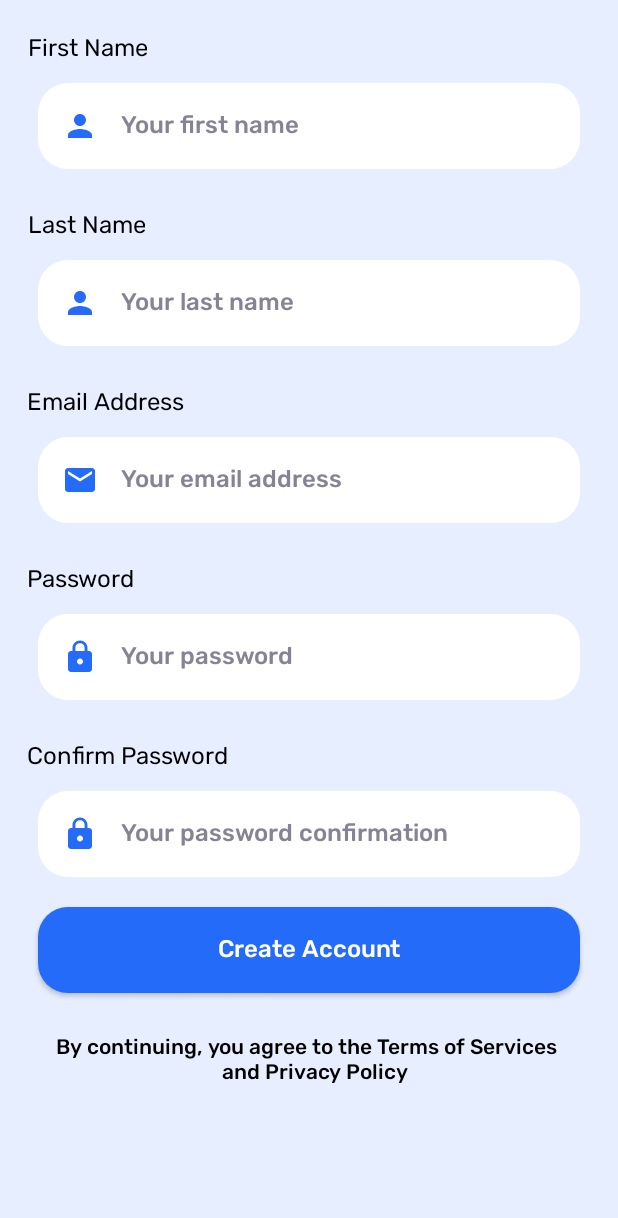
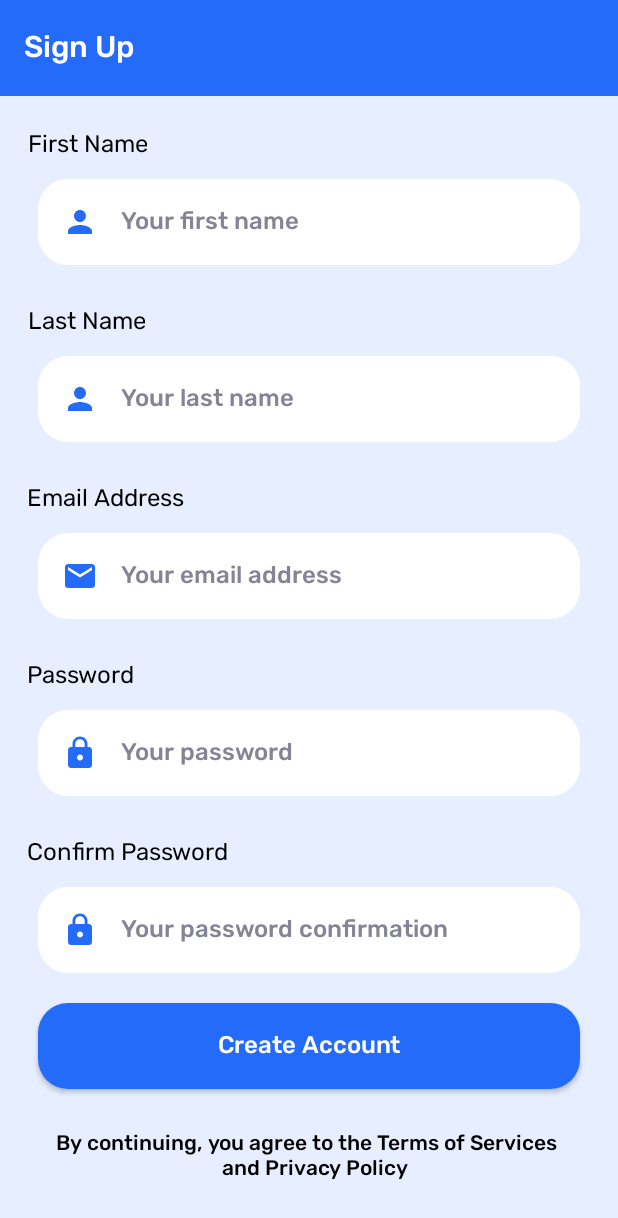
Before and after one commit to the-mr17/VidConnect, an Android app: the SignUpFragment screen opened through its navigation route, on a phone screen of 412 x 824 dp. Shown: the top 1218 px of the screen. Run offline under Robolectric (Android 15) with nearby library versions, the phone set to English and light mode, and no system bars; our stand-ins replace navigation-ui.

Commit message:
Implements toolbar

```diff
--- a/app/src/main/java/com/mr_17/vidconnect/MainActivity.kt
+++ b/app/src/main/java/com/mr_17/vidconnect/MainActivity.kt
@@ -3,6 +3,7 @@ package com.mr_17.vidconnect
 import androidx.appcompat.app.AppCompatActivity
 import android.os.Bundle
 import androidx.navigation.fragment.NavHostFragment
+import androidx.navigation.ui.setupActionBarWithNavController
 import com.mr_17.vidconnect.databinding.ActivityMainBinding
 
 class MainActivity : AppCompatActivity() {
@@ -10,9 +11,18 @@ class MainActivity : AppCompatActivity() {
 
     override fun onCreate(savedInstanceState: Bundle?) {
         super.onCreate(savedInstanceState)
-        setContentView(R.layout.activity_main)
+        binding = ActivityMainBinding.inflate(layoutInflater)
+        setContentView(binding.root)
+
+        setSupportActionBar(binding.toolbar.root)
+        supportActionBar?.title = ""
 
         val navHostFragment = supportFragmentManager.findFragmentById(R.id.nav_host_fragment) as NavHostFragment
         val navController = navHostFragment.navController
+
+    }
+
+    fun setToolbarTitle(title: String) {
+        binding.toolbar.tvTitle.text = title
     }
 }
--- a/app/src/main/java/com/mr_17/vidconnect/ui/auth/fragments/SignUpFragment.kt
+++ b/app/src/main/java/com/mr_17/vidconnect/ui/auth/fragments/SignUpFragment.kt
@@ -5,56 +5,17 @@ import androidx.fragment.app.Fragment
 import android.view.LayoutInflater
 import android.view.View
 import android.view.ViewGroup
+import com.mr_17.vidconnect.MainActivity
 import com.mr_17.vidconnect.R
+import com.mr_17.vidconnect.databinding.FragmentSignUpBinding
 
-// TODO: Rename parameter arguments, choose names that match
-// the fragment initialization parameters, e.g. ARG_ITEM_NUMBER
-private const val ARG_PARAM1 = "param1"
-private const val ARG_PARAM2 = "param2"
+class SignUpFragment : Fragment(R.layout.fragment_sign_up) {
+    private lateinit var binding: FragmentSignUpBinding
 
-/**
- * A simple [Fragment] subclass.
- * Use the [SignUpFragment.newInstance] factory method to
- * create an instance of this fragment.
- */
-class SignUpFragment : Fragment() {
-    // TODO: Rename and change types of parameters
-    private var param1: String? = null
-    private var param2: String? = null
+    override fun onViewCreated(view: View, savedInstanceState: Bundle?) {
+        super.onViewCreated(view, savedInstanceState)
+        binding = FragmentSignUpBinding.bind(view)
 
-    override fun onCreate(savedInstanceState: Bundle?) {
-        super.onCreate(savedInstanceState)
-        arguments?.let {
-            param1 = it.getString(ARG_PARAM1)
-            param2 = it.getString(ARG_PARAM2)
-        }
-    }
-
-    override fun onCreateView(
-        inflater: LayoutInflater, container: ViewGroup?,
-        savedInstanceState: Bundle?
-    ): View? {
-        // Inflate the layout for this fragment
-        return inflater.inflate(R.layout.fragment_sign_up, container, false)
-    }
-
-    companion object {
-        /**
-         * Use this factory method to create a new instance of
-         * this fragment using the provided parameters.
-         *
-         * @param param1 Parameter 1.
-         * @param param2 Parameter 2.
-         * @return A new instance of fragment SignUpFragment.
-         */
-        // TODO: Rename and change types and number of parameters
-        @JvmStatic
-        fun newInstance(param1: String, param2: String) =
-            SignUpFragment().apply {
-                arguments = Bundle().apply {
-                    putString(ARG_PARAM1, param1)
-                    putString(ARG_PARAM2, param2)
-                }
-            }
+        (activity as MainActivity).setToolbarTitle("Sign Up")
     }
 }
--- a/app/src/main/java/com/mr_17/vidconnect/ui/auth/fragments/WelcomeFragment.kt
+++ b/app/src/main/java/com/mr_17/vidconnect/ui/auth/fragments/WelcomeFragment.kt
@@ -6,6 +6,7 @@ import android.view.LayoutInflater
 import android.view.View
 import android.view.ViewGroup
 import androidx.navigation.fragment.findNavController
+import com.mr_17.vidconnect.MainActivity
 import com.mr_17.vidconnect.R
 import com.mr_17.vidconnect.databinding.FragmentWelcomeBinding
 
@@ -15,6 +16,8 @@ class WelcomeFragment : Fragment(R.layout.fragment_welcome) {
     override fun onViewCreated(view: View, savedInstanceState: Bundle?) {
         super.onViewCreated(view, savedInstanceState)
         binding = FragmentWelcomeBinding.bind(view)
+
+        (activity as MainActivity).setToolbarTitle("Welcome")
 
         binding.apply {
             btnLogin.setOnClickListener {
--- a/app/src/main/res/layout/activity_main.xml
+++ b/app/src/main/res/layout/activity_main.xml
@@ -5,6 +5,13 @@
     android:layout_width="match_parent"
     android:layout_height="match_parent"
     tools:context=".MainActivity">
+
+    <include
+        android:id="@+id/toolbar"
+        layout="@layout/toolbar"
+        app:layout_constraintStart_toStartOf="parent"
+        app:layout_constraintTop_toTopOf="parent"
+        app:layout_constraintEnd_toEndOf="parent"/>
 
     <androidx.fragment.app.FragmentContainerView
         android:id="@+id/nav_host_fragment"
@@ -15,7 +22,7 @@
         app:layout_constraintBottom_toBottomOf="parent"
         app:layout_constraintLeft_toLeftOf="parent"
         app:layout_constraintRight_toRightOf="parent"
-        app:layout_constraintTop_toTopOf="parent"
+        app:layout_constraintTop_toBottomOf="@id/toolbar"
         app:navGraph="@navigation/nav_graph" />
 
 </androidx.constraintlayout.widget.ConstraintLayout>
--- /dev/null
+++ b/app/src/main/res/layout/toolbar.xml
@@ -0,0 +1,16 @@
+<?xml version="1.0" encoding="utf-8"?>
+<androidx.appcompat.widget.Toolbar xmlns:android="http://schemas.android.com/apk/res/android"
+    android:layout_width="match_parent"
+    android:layout_height="wrap_content"
+    android:background="@color/toolbar_color">
+
+    <TextView
+        android:id="@+id/tv_title"
+        android:layout_width="wrap_content"
+        android:layout_height="wrap_content"
+        android:fontFamily="@font/rubik_medium"
+        android:text="@string/app_name"
+        android:textColor="@color/white"
+        android:textSize="20sp" />
+
+</androidx.appcompat.widget.Toolbar>
--- a/app/src/main/res/values-night/colors.xml
+++ b/app/src/main/res/values-night/colors.xml
@@ -6,4 +6,5 @@
     <color name="et_hint_color">@color/medium_grey</color>
     <color name="txt_color">@color/white</color>
     <color name="bg_card_color">@color/black</color>
+    <color name="toolbar_color">@color/black</color>
 </resources>
--- a/app/src/main/res/values/colors.xml
+++ b/app/src/main/res/values/colors.xml
@@ -3,7 +3,8 @@
     <color name="medium_black">#1f222a</color>
     <color name="black">#FF000000</color>
     <color name="white">#FFFFFFFF</color>
-    <color name="blue">#246BF9</color>'
+    <color name="blue">#246BF9</color>
+    <color name="dark_blue">#0040BF</color>
     <color name="light_blue">#E6EEFF</color>
     <color name="black_blue">#181a20</color>
     <color name="grey">#858494</color>
@@ -15,4 +16,5 @@
     <color name="et_hint_color">@color/grey</color>
     <color name="txt_color">@color/black</color>
     <color name="bg_card_color">@color/white</color>
+    <color name="toolbar_color">@color/blue</color>
 </resources>
--- a/app/src/main/res/values/themes.xml
+++ b/app/src/main/res/values/themes.xml
@@ -3,7 +3,7 @@
     <style name="Base.Theme.VidConnect" parent="Theme.Material3.DayNight.NoActionBar">
         <!-- Customize your light theme here. -->
         <!-- <item name="colorPrimary">@color/my_light_primary</item> -->
-        <item name="android:statusBarColor">@color/blue</item>
+        <item name="android:statusBarColor">@color/dark_blue</item>
     </style>
 
     <style name="Theme.VidConnect" parent="Base.Theme.VidConnect" />
```
Also changed, not shown: app/src/main/java/com/mr_17/vidconnect/ui/auth/fragments/LoginFragment.kt (+8 -47 lines).
